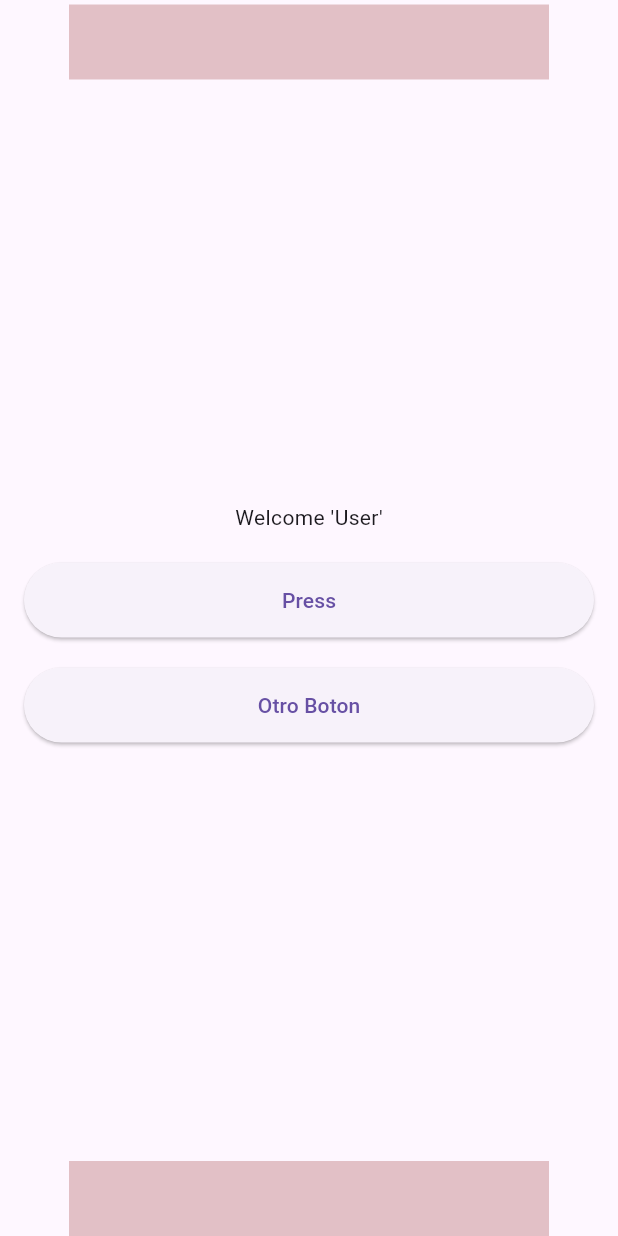
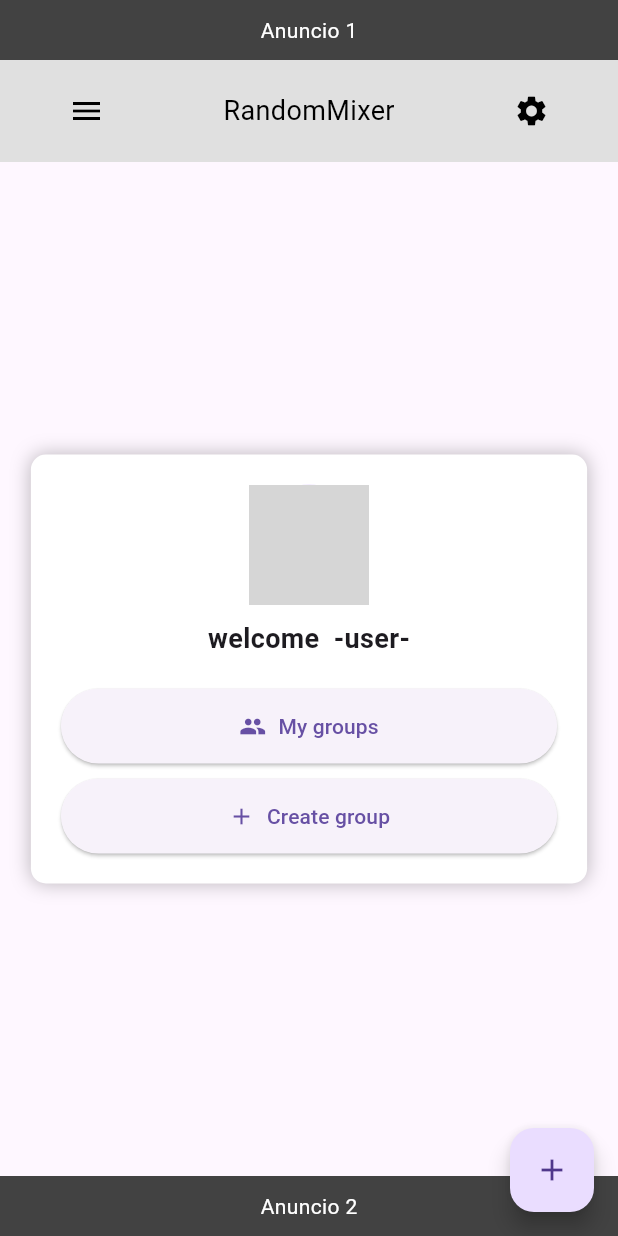
Before and after one commit to GabrielRen2123/random_mixer, a Flutter app: the screen it shows after launch, on a phone screen of 412 x 824 dp. Run offline on Flutter 3.47's test engine with Material 3 defaults, Android fonts, the phone set to English and light mode, and no system bars; grey boxes are pictures that could not be loaded.

Commit message:
Cambios para main.dart

```diff
--- a/lib/main.dart
+++ b/lib/main.dart
@@ -1,15 +1,137 @@
 import 'package:flutter/material.dart';
-import 'menus/Menu_principal.dart';
+
 void main() {
-  runApp(const MyApp());
+  runApp(RandomMixerApp());
 }
 
-class MyApp extends StatelessWidget {
-  const MyApp({super.key});
-
-  // This widget is the root of your application.
+class RandomMixerApp extends StatelessWidget {
   @override
   Widget build(BuildContext context) {
-    return const Menu_principal();
+    return MaterialApp(
+      title: 'RandomMixer',
+      home: HomePage(),
+    );
   }
 }
+
+class HomePage extends StatelessWidget {
+  @override
+  Widget build(BuildContext context) {
+    return Scaffold(
+      body: Column(
+        children: [
+          // Anuncio 1 como nav bar
+          Container(
+            color: Colors.grey[800],
+            padding: EdgeInsets.all(10.0),
+            child: Center(
+              child: Text(
+                'Anuncio 1',
+                style: TextStyle(color: Colors.white),
+              ),
+            ),
+          ),
+          // Botones de menú y configuración
+          Container(
+            color: Colors.grey[300],
+            padding: EdgeInsets.symmetric(vertical: 10.0),
+            child: Row(
+              mainAxisAlignment: MainAxisAlignment.spaceAround,
+              children: [
+                IconButton(
+                  icon: Icon(Icons.menu, color: Colors.black),
+                  onPressed: () {
+                    // Acción del menú
+                  },
+                ),
+                Text('RandomMixer', style: TextStyle(color: Colors.black, fontSize: 18.0)),
+                IconButton(
+                  icon: Icon(Icons.settings, color: Colors.black),
+                  onPressed: () {
+                    // Acción de configuración
+                  },
+                ),
+              ],
+            ),
+          ),
+          Expanded(
+            child: Center(
+              child: Container(
+                width: MediaQuery.of(context).size.width * 0.9,
+                padding: EdgeInsets.all(20.0),
+                decoration: BoxDecoration(
+                  color: Colors.white,
+                  borderRadius: BorderRadius.circular(10.0),
+                  boxShadow: [
+                    BoxShadow(
+                      color: Colors.black26,
+                      blurRadius: 10.0,
+                    ),
+                  ],
+                ),
+                child: Column(
+                  mainAxisSize: MainAxisSize.min,
+                  children: [
+                    CircleAvatar(
+                      radius: 40.0,
+                      backgroundImage: AssetImage('assets/logo.png'),
+                    ),
+                    SizedBox(height: 10.0),
+                    Text(
+                      'welcome  -user-',
+                      style: TextStyle(
+                        fontSize: 18.0,
+                        fontWeight: FontWeight.bold,
+                      ),
+                    ),
+                    SizedBox(height: 20.0),
+                    ElevatedButton.icon(
+                      onPressed: () {
+                        // Acción para My groups
+                      },
+                      icon: Icon(Icons.group),
+                      label: Text('My groups'),
+                      style: ElevatedButton.styleFrom(
+                        padding: EdgeInsets.symmetric(horizontal: 30.0),
+                        minimumSize: Size(double.infinity, 50),
+                      ),
+                    ),
+                    SizedBox(height: 10.0),
+                    ElevatedButton.icon(
+                      onPressed: () {
+                        // Acción para Create group
+                      },
+                      icon: Icon(Icons.add),
+                      label: Text('Create group'),
+                      style: ElevatedButton.styleFrom(
+                        padding: EdgeInsets.symmetric(horizontal: 30.0),
+                        minimumSize: Size(double.infinity, 50),
+                      ),
+                    ),
+                  ],
+                ),
+              ),
+            ),
+          ),
+          // Anuncio 2 en la parte inferior
+          Container(
+            color: Colors.grey[800],
+            padding: EdgeInsets.all(10.0),
+            child: Center(
+              child: Text(
+                'Anuncio 2',
+                style: TextStyle(color: Colors.white),
+              ),
+            ),
+          ),
+        ],
+      ),
+      floatingActionButton: FloatingActionButton(
+        onPressed: () {
+          // Acción para el FAB
+        },
+        child: Icon(Icons.add),
+      ),
+    );
+  }
+}
```
Also changed, not shown: pubspec.lock.
